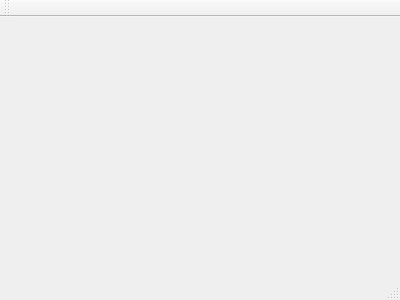
micheldavalos/Arduino_GUI, file mainwindow.ui: the form before one commit.
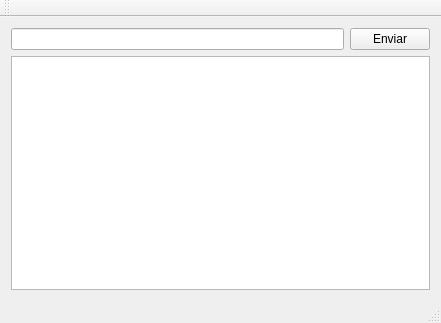
The form after the commit.

Commit message: Agregada interfaz y probando las signals

```diff
--- a/mainwindow.ui
+++ b/mainwindow.ui
@@ -1,24 +1,59 @@
 <ui version="4.0">
  <class>MainWindow</class>
- <widget class="QMainWindow" name="MainWindow" >
-  <property name="geometry" >
+ <widget class="QMainWindow" name="MainWindow">
+  <property name="geometry">
    <rect>
     <x>0</x>
     <y>0</y>
-    <width>400</width>
-    <height>300</height>
+    <width>441</width>
+    <height>323</height>
    </rect>
   </property>
   <property name="windowTitle" >
    <string>MainWindow</string>
   </property>
-  <widget class="QMenuBar" name="menuBar" />
-  <widget class="QToolBar" name="mainToolBar" />
-  <widget class="QWidget" name="centralWidget" />
-  <widget class="QStatusBar" name="statusBar" />
+  <widget class="QWidget" name="centralWidget">
+   <layout class="QGridLayout" name="gridLayout_2">
+    <item row="0" column="0">
+     <layout class="QGridLayout" name="gridLayout">
+      <item row="0" column="1">
+       <widget class="QPushButton" name="botonEnviar">
+        <property name="text">
+         <string>Enviar</string>
+        </property>
+       </widget>
+      </item>
+      <item row="0" column="0">
+       <widget class="QLineEdit" name="lineEditEnviar"/>
+      </item>
+      <item row="1" column="0" colspan="2">
+       <widget class="QPlainTextEdit" name="plainTextEditRespuesta"/>
+      </item>
+     </layout>
+    </item>
+   </layout>
+  </widget>
+  <widget class="QMenuBar" name="menuBar">
+   <property name="geometry">
+    <rect>
+     <x>0</x>
+     <y>0</y>
+     <width>441</width>
+     <height>22</height>
+    </rect>
+   </property>
+  </widget>
+  <widget class="QToolBar" name="mainToolBar">
+   <attribute name="toolBarArea">
+    <enum>TopToolBarArea</enum>
+   </attribute>
+   <attribute name="toolBarBreak">
+    <bool>false</bool>
+   </attribute>
+  </widget>
+  <widget class="QStatusBar" name="statusBar"/>
  </widget>
- <layoutDefault spacing="6" margin="11" />
- <pixmapfunction></pixmapfunction>
+ <layoutdefault spacing="6" margin="11"/>
  <resources/>
  <connections/>
 </ui>
```
Left out of the diff: 3 changed lines with no effect on the pictures. The commit also changes 3 other files.
